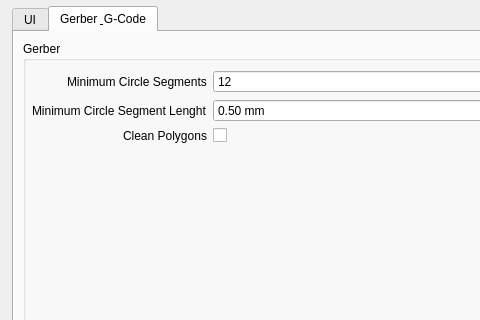
Above: G2G/settingsdialog.ui from aLDime/GERBER_X2 before the change; both pictures show x 0 to 480 and y 0 to 320 of the 775 by 537 pixel window. Below: the same form after it.
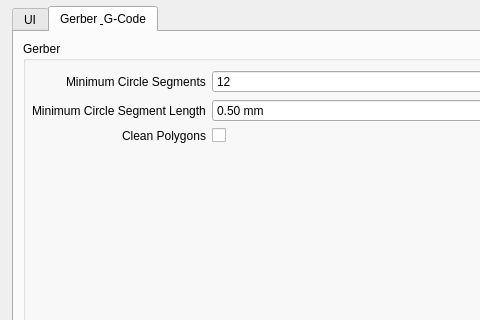
That is the form after the change. Custom widgets are drawn as their Qt base class.

Patch:
```diff
--- a/G2G/settingsdialog.ui
+++ b/G2G/settingsdialog.ui
@@ -239,7 +239,7 @@
           <item row="1" column="0">
            <widget class="QLabel" name="minimumCircleSegmentLenghtLabel">
             <property name="text">
-             <string>Minimum Circle Segment Lenght</string>
+             <string>Minimum Circle Segment Length</string>
             </property>
            </widget>
           </item>
```
Left out of the diff: 4 changed lines with no effect on the pictures.
